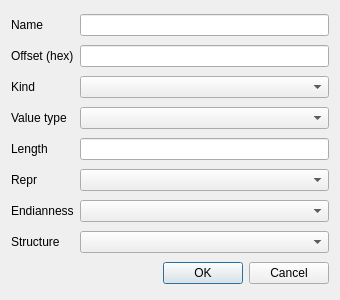
Before: the Qt Designer form GUI/Widgets/Structures/Form/MemberEditorDialog.ui in korcankaraokcu/PINCE, drawn with Qt 5.
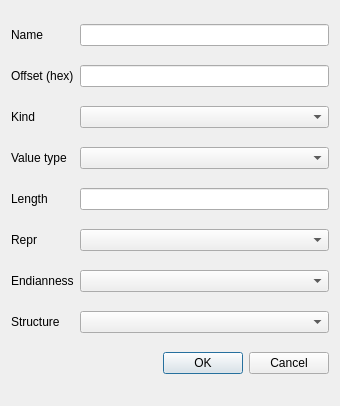
After: the same form once the commit is applied.

```diff
--- a/GUI/Widgets/Structures/Form/MemberEditorDialog.ui
+++ b/GUI/Widgets/Structures/Form/MemberEditorDialog.ui
@@ -3,7 +3,12 @@
  <class>Dialog</class>
  <widget class="QDialog" name="Dialog">
   <property name="geometry">
-   <rect><x>0</x><y>0</y><width>340</width><height>300</height></rect>
+   <rect>
+    <x>0</x>
+    <y>0</y>
+    <width>340</width>
+    <height>406</height>
+   </rect>
   </property>
   <property name="windowTitle"><string>Member</string></property>
   <layout class="QGridLayout" name="gridLayout">
```
Left out of the diff: 142 changed lines with no effect on the pictures.
